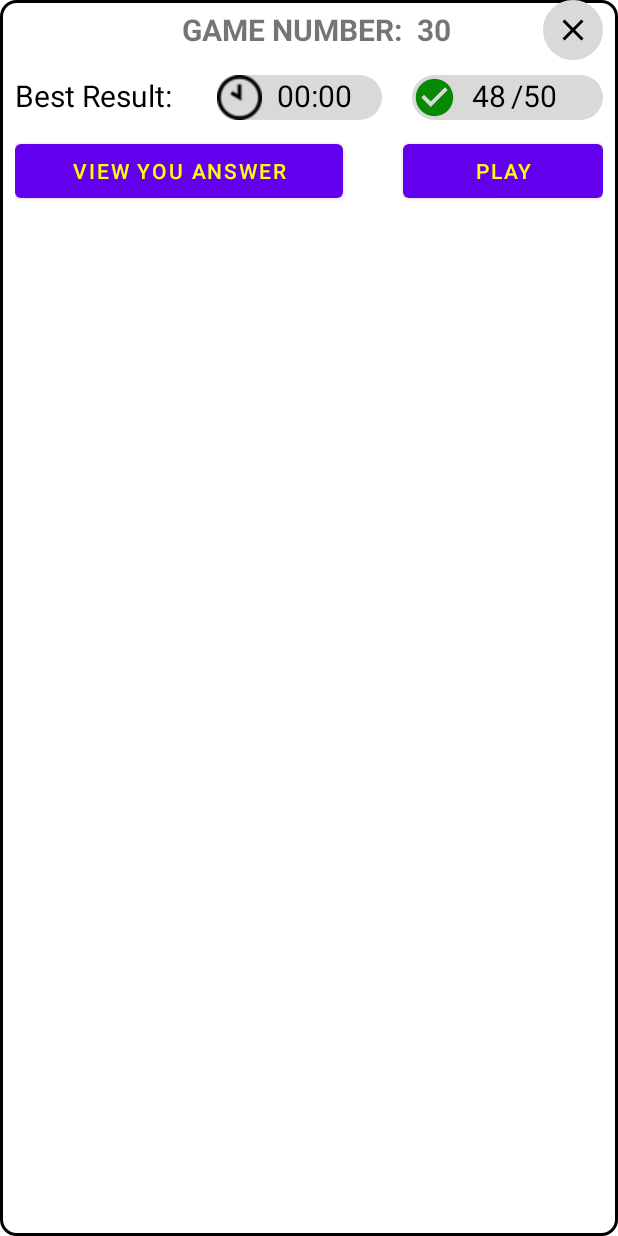
After one commit to T4Tekco/miniGames, an Android app built with Jetpack Compose: the layout layou_dialog_in_game.xml on its own in the app's theme, with its tools: preview values and no code run, on a phone screen of 412 x 824 dp. The commit adds this screen. Run offline under Robolectric (Android 15) with nearby library versions, the phone set to English and light mode, and no system bars.

Commit message:
custom dialog

```diff
--- a/app/src/main/AndroidManifest.xml
+++ b/app/src/main/AndroidManifest.xml
@@ -18,7 +18,7 @@
         android:usesCleartextTraffic="true"
         tools:targetApi="31">
         <activity
-            android:name=".app.main.MainActivity"
+            android:name=".app.braingame.BrainGameActivity"
             android:exported="true">
             <intent-filter>
                 <action android:name="android.intent.action.MAIN" />
--- a/app/src/main/java/com/android/t4tek/app/braingame/BrainGameActivity.kt
+++ b/app/src/main/java/com/android/t4tek/app/braingame/BrainGameActivity.kt
@@ -4,13 +4,16 @@ import androidx.appcompat.app.AppCompatActivity
 import android.os.Bundle
 import com.android.t4tek.R
 import com.android.t4tek.app.braingame.home.HomeFragment
+import com.android.t4tek.app.braingame.list_game.ListGameFragment
+import dagger.hilt.android.AndroidEntryPoint
 
+@AndroidEntryPoint
 class BrainGameActivity : AppCompatActivity() {
     override fun onCreate(savedInstanceState: Bundle?) {
         super.onCreate(savedInstanceState)
         setContentView(R.layout.activity_brain_game)
 
-        val frmHome = HomeFragment()
+        val frmHome = ListGameFragment()
 
         supportFragmentManager.beginTransaction().replace(R.id.frm,frmHome).commit()
     }
--- a/app/src/main/java/com/android/t4tek/app/braingame/model/ListGame.kt
+++ b/app/src/main/java/com/android/t4tek/app/braingame/model/ListGame.kt
@@ -3,6 +3,7 @@ package com.android.t4tek.app.braingame.model
 class ListGame(
     var stt: Int,
     var time: String,
+    var result: Int,
     var starOne: Int,
     var starTwo: Int,
     var starThree: Int
--- a/app/src/main/java/com/android/t4tek/app/main/pie/PieFragment.kt
+++ b/app/src/main/java/com/android/t4tek/app/main/pie/PieFragment.kt
@@ -90,7 +90,7 @@ class PieFragment : BaseFragment() {
                     getString(R.string.nav_arg_to_nougat_int) to 2,
                     getString(R.string.nav_arg_to_nougat_string) to "from PieFragment to Nougat",
                 )
-                findNavController().navigate(R.id.action_pieFragment_to_homeFragment, bundle)
+                findNavController().navigate(R.id.action_pieFragment_to_nougatFragment, bundle)
             }
         }
     }
--- /dev/null
+++ b/app/src/main/res/drawable/border.xml
@@ -0,0 +1,5 @@
+<?xml version="1.0" encoding="utf-8"?>
+<shape android:shape="rectangle" xmlns:android="http://schemas.android.com/apk/res/android">
+    <stroke android:width="2dp" android:color="@color/black"/>
+    <corners android:radius="10dp"/>
+</shape>
--- /dev/null
+++ b/app/src/main/res/drawable/border_time.xml
@@ -0,0 +1,5 @@
+<?xml version="1.0" encoding="utf-8"?>
+<shape android:shape="rectangle" xmlns:android="http://schemas.android.com/apk/res/android">
+    <corners android:radius="20dp"/>
+    <solid android:color="#D9D9D9"/>
+</shape>
--- /dev/null
+++ b/app/src/main/res/drawable/ic_border_cricle.xml
@@ -0,0 +1,7 @@
+<?xml version="1.0" encoding="utf-8"?>
+<shape android:shape="rectangle" xmlns:android="http://schemas.android.com/apk/res/android">
+    <stroke android:color="#D9D9D9" android:width="1dp"/>
+    <solid android:color="@color/Wgray"/>
+    <corners android:radius="50dp"/>
+    <size android:width="40dp" android:height="40dp"/>
+</shape>
--- /dev/null
+++ b/app/src/main/res/drawable/ic_check.xml
@@ -0,0 +1,5 @@
+<vector android:height="30dp" android:tint="#078902"
+    android:viewportHeight="24" android:viewportWidth="24"
+    android:width="30dp" xmlns:android="http://schemas.android.com/apk/res/android">
+    <path android:fillColor="@android:color/white" android:pathData="M12,2C6.48,2 2,6.48 2,12s4.48,10 10,10 10,-4.48 10,-10S17.52,2 12,2zM10,17l-5,-5 1.41,-1.41L10,14.17l7.59,-7.59L19,8l-9,9z"/>
+</vector>
--- /dev/null
+++ b/app/src/main/res/drawable/ic_exit.xml
@@ -0,0 +1,5 @@
+<vector android:height="24dp" android:tint="#000000"
+    android:viewportHeight="24" android:viewportWidth="24"
+    android:width="24dp" xmlns:android="http://schemas.android.com/apk/res/android">
+    <path android:fillColor="@android:color/white" android:pathData="M19,6.41L17.59,5 12,10.59 6.41,5 5,6.41 10.59,12 5,17.59 6.41,19 12,13.41 17.59,19 19,17.59 13.41,12z"/>
+</vector>
--- /dev/null
+++ b/app/src/main/res/layout/layou_dialog_in_game.xml
@@ -0,0 +1,149 @@
+<?xml version="1.0" encoding="utf-8"?>
+<androidx.constraintlayout.widget.ConstraintLayout xmlns:android="http://schemas.android.com/apk/res/android"
+    xmlns:app="http://schemas.android.com/apk/res-auto"
+    xmlns:tools="http://schemas.android.com/tools"
+    android:layout_width="match_parent"
+    android:layout_height="match_parent"
+    android:background="@drawable/border"
+    tools:ignore="MissingConstraints">
+
+    <LinearLayout
+        android:id="@+id/lnltitle"
+        android:layout_width="match_parent"
+        android:layout_height="wrap_content"
+        android:gravity="center"
+        app:layout_constraintEnd_toEndOf="parent"
+        app:layout_constraintStart_toStartOf="parent"
+        app:layout_constraintTop_toTopOf="parent">
+
+        <TextView
+            android:layout_width="wrap_content"
+            android:layout_height="wrap_content"
+            android:layout_marginRight="10dp"
+            android:layout_weight="2"
+            android:gravity="right"
+            android:textStyle="bold"
+            android:text="@string/Gnumber"
+            android:textSize="20sp" />
+
+        <TextView
+            android:id="@+id/tvNumber_game"
+            android:layout_width="wrap_content"
+            android:layout_height="wrap_content"
+            android:layout_weight="1"
+            android:textStyle="bold"
+            android:text="30"
+            android:textSize="20sp" />
+
+        <ImageButton
+            android:id="@+id/btnExit"
+            android:background="@drawable/ic_border_cricle"
+            android:layout_marginRight="10dp"
+            android:layout_width="wrap_content"
+            android:layout_height="wrap_content"
+            android:src="@drawable/ic_exit" />
+    </LinearLayout>
+
+    <LinearLayout
+        android:id="@+id/linearLayout3"
+        android:layout_width="match_parent"
+        android:layout_height="wrap_content"
+        android:layout_marginTop="10dp"
+        app:layout_constraintEnd_toEndOf="parent"
+        app:layout_constraintStart_toStartOf="parent"
+        app:layout_constraintTop_toBottomOf="@+id/lnltitle">
+
+        <TextView
+            android:layout_width="wrap_content"
+            android:layout_height="wrap_content"
+            android:layout_marginLeft="10dp"
+            android:layout_weight="1"
+            android:text="@string/best_result"
+            android:textColor="@color/black"
+            android:textSize="20dp" />
+
+        <LinearLayout
+            android:background="@drawable/border_time"
+            android:layout_width="wrap_content"
+            android:layout_height="wrap_content"
+            android:layout_marginLeft="10dp"
+            android:layout_weight="1">
+
+            <ImageView
+                android:layout_width="30dp"
+                android:layout_height="30dp"
+                android:src="@drawable/clock_ten" />
+
+            <TextView
+                android:id="@+id/tvBestTime"
+                android:layout_width="wrap_content"
+                android:layout_height="wrap_content"
+                android:layout_marginLeft="10dp"
+                android:text="00:00"
+                android:textColor="@color/black"
+                android:textSize="20sp" />
+        </LinearLayout>
+
+        <LinearLayout
+            android:background="@drawable/border_time"
+            android:layout_width="wrap_content"
+            android:layout_height="wrap_content"
+            android:layout_marginLeft="20dp"
+            android:layout_marginRight="10dp"
+            android:layout_weight="1">
+
+            <ImageView
+                android:layout_width="wrap_content"
+                android:layout_height="wrap_content"
+                android:src="@drawable/ic_check" />
+
+            <TextView
+                android:id="@+id/tvNumberB_Result"
+                android:layout_width="wrap_content"
+                android:layout_height="wrap_content"
+                android:layout_marginLeft="10dp"
+                android:layout_marginRight="3dp"
+                android:text="48"
+                android:textColor="@color/black"
+                android:textSize="20sp" />
+
+            <TextView
+                android:layout_width="wrap_content"
+                android:layout_height="wrap_content"
+                android:layout_marginRight="10dp"
+                android:text="/50"
+                android:textColor="@color/black"
+                android:textSize="20sp" />
+        </LinearLayout>
+    </LinearLayout>
+
+    <LinearLayout
+        android:layout_width="match_parent"
+        android:layout_height="wrap_content"
+        android:layout_marginLeft="10dp"
+        android:layout_marginTop="10dp"
+        android:layout_marginRight="10dp"
+        app:layout_constraintEnd_toEndOf="parent"
+        app:layout_constraintHorizontal_bias="0.473"
+        app:layout_constraintStart_toStartOf="parent"
+        app:layout_constraintTop_toBottomOf="@+id/linearLayout3">
+
+        <Button
+            android:id="@+id/btnViewAnswer"
+            android:layout_width="wrap_content"
+            android:layout_height="wrap_content"
+            android:layout_marginRight="40dp"
+            android:layout_weight="2"
+            android:textColor="@color/yellow"
+            android:text="@string/view_you_answer" />
+
+        <Button
+            android:id="@+id/btnPlay"
+            android:layout_width="wrap_content"
+            android:layout_height="wrap_content"
+            android:layout_weight="2"
+            android:textColor="@color/yellow"
+            android:text="@string/play" />
+    </LinearLayout>
+
+</androidx.constraintlayout.widget.ConstraintLayout>
--- a/app/src/main/res/values/strings.xml
+++ b/app/src/main/res/values/strings.xml
@@ -24,4 +24,8 @@
     <string name="game_number">GAME \n NUMBER:</string>
     <string name="best_time">BEST TIME</string>
     <string name="result">RESULT</string>
+    <string name="Gnumber">GAME NUMBER:</string>
+    <string name="best_result">Best Result:</string>
+    <string name="view_you_answer">View you answer</string>
+    <string name="play">Play</string>
 </resources>
```
Also changed, not shown: app/src/main/java/com/android/t4tek/app/braingame/adapter/ListGameAdapter.kt (+20 -3 lines), app/src/main/java/com/android/t4tek/app/braingame/list_game/ListGameFragment.kt (+97 -38 lines), app/src/main/res/layout/item_list_game.xml (+6 -13 lines), app/src/main/res/navigation/nav_home.xml (+0 -16 lines), app/src/main/res/values/colors.xml (+15 -0 lines).
